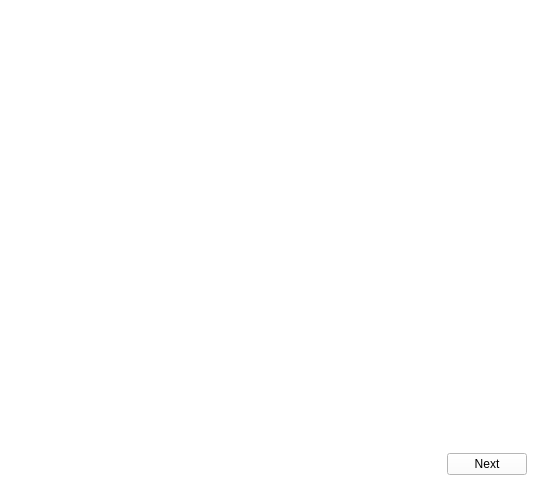
This is src/view/ui/static/viewer.ui in PythBuster/guitar_music_notes as Qt 5 draws it before an edit. The edited form follows.
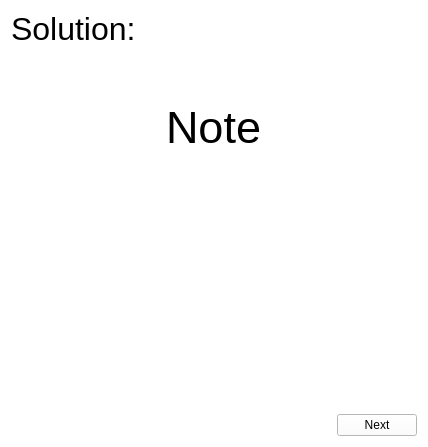
This is the edited form.

Commit message: feat: implement solution view into current training options

The edit to the form file:
```diff
--- a/src/view/ui/static/viewer.ui
+++ b/src/view/ui/static/viewer.ui
@@ -6,8 +6,8 @@
    <rect>
     <x>0</x>
     <y>0</y>
-    <width>538</width>
-    <height>486</height>
+    <width>428</width>
+    <height>447</height>
    </rect>
   </property>
   <property name="windowTitle">
@@ -20,6 +20,160 @@
    <property name="spacing">
     <number>6</number>
    </property>
+   <item>
+    <layout class="QVBoxLayout" name="verticalLayout_2">
+     <property name="spacing">
+      <number>0</number>
+     </property>
+     <property name="bottomMargin">
+      <number>0</number>
+     </property>
+     <item>
+      <widget class="QFrame" name="solution_frame">
+       <property name="styleSheet">
+        <string notr="true"/>
+       </property>
+       <property name="frameShape">
+        <enum>QFrame::NoFrame</enum>
+       </property>
+       <property name="frameShadow">
+        <enum>QFrame::Plain</enum>
+       </property>
+       <property name="lineWidth">
+        <number>0</number>
+       </property>
+       <layout class="QVBoxLayout" name="verticalLayout_4">
+        <property name="spacing">
+         <number>0</number>
+        </property>
+        <property name="leftMargin">
+         <number>0</number>
+        </property>
+        <property name="topMargin">
+         <number>0</number>
+        </property>
+        <property name="rightMargin">
+         <number>0</number>
+        </property>
+        <property name="bottomMargin">
+         <number>0</number>
+        </property>
+        <item>
+         <layout class="QHBoxLayout" name="horizontalLayout_2">
+          <property name="spacing">
+           <number>0</number>
+          </property>
+          <property name="bottomMargin">
+           <number>0</number>
+          </property>
+         </layout>
+        </item>
+        <item>
+         <widget class="QLabel" name="label_solution">
+          <property name="font">
+           <font>
+            <pointsize>24</pointsize>
+           </font>
+          </property>
+          <property name="text">
+           <string>Solution:</string>
+          </property>
+         </widget>
+        </item>
+        <item>
+         <spacer name="verticalSpacer">
+          <property name="orientation">
+           <enum>Qt::Vertical</enum>
+          </property>
+          <property name="sizeType">
+           <enum>QSizePolicy::MinimumExpanding</enum>
+          </property>
+          <property name="sizeHint" stdset="0">
+           <size>
+            <width>0</width>
+            <height>0</height>
+           </size>
+          </property>
+         </spacer>
+        </item>
+        <item>
+         <layout class="QHBoxLayout" name="horizontalLayout_3">
+          <property name="spacing">
+           <number>0</number>
+          </property>
+          <property name="topMargin">
+           <number>0</number>
+          </property>
+          <property name="bottomMargin">
+           <number>0</number>
+          </property>
+          <item>
+           <spacer name="horizontalSpacer_2">
+            <property name="orientation">
+             <enum>Qt::Horizontal</enum>
+            </property>
+            <property name="sizeType">
+             <enum>QSizePolicy::MinimumExpanding</enum>
+            </property>
+            <property name="sizeHint" stdset="0">
+             <size>
+              <width>0</width>
+              <height>0</height>
+             </size>
+            </property>
+           </spacer>
+          </item>
+          <item>
+           <widget class="QLabel" name="label_note">
+            <property name="font">
+             <font>
+              <pointsize>34</pointsize>
+             </font>
+            </property>
+            <property name="text">
+             <string>Note</string>
+            </property>
+           </widget>
+          </item>
+          <item>
+           <spacer name="horizontalSpacer_3">
+            <property name="orientation">
+             <enum>Qt::Horizontal</enum>
+            </property>
+            <property name="sizeType">
+             <enum>QSizePolicy::MinimumExpanding</enum>
+            </property>
+            <property name="sizeHint" stdset="0">
+             <size>
+              <width>0</width>
+              <height>0</height>
+             </size>
+            </property>
+           </spacer>
+          </item>
+         </layout>
+        </item>
+        <item>
+         <spacer name="verticalSpacer_2">
+          <property name="orientation">
+           <enum>Qt::Vertical</enum>
+          </property>
+          <property name="sizeType">
+           <enum>QSizePolicy::MinimumExpanding</enum>
+          </property>
+          <property name="sizeHint" stdset="0">
+           <size>
+            <width>0</width>
+            <height>0</height>
+           </size>
+          </property>
+         </spacer>
+        </item>
+       </layout>
+      </widget>
+     </item>
+    </layout>
+   </item>
    <item>
     <widget class="QLabel" name="label_image">
      <property name="sizePolicy">
@@ -48,8 +202,8 @@
        </property>
        <property name="sizeHint" stdset="0">
         <size>
-         <width>40</width>
-         <height>20</height>
+         <width>0</width>
+         <height>0</height>
         </size>
        </property>
       </spacer>
```
The commit also changes 9 other files.
